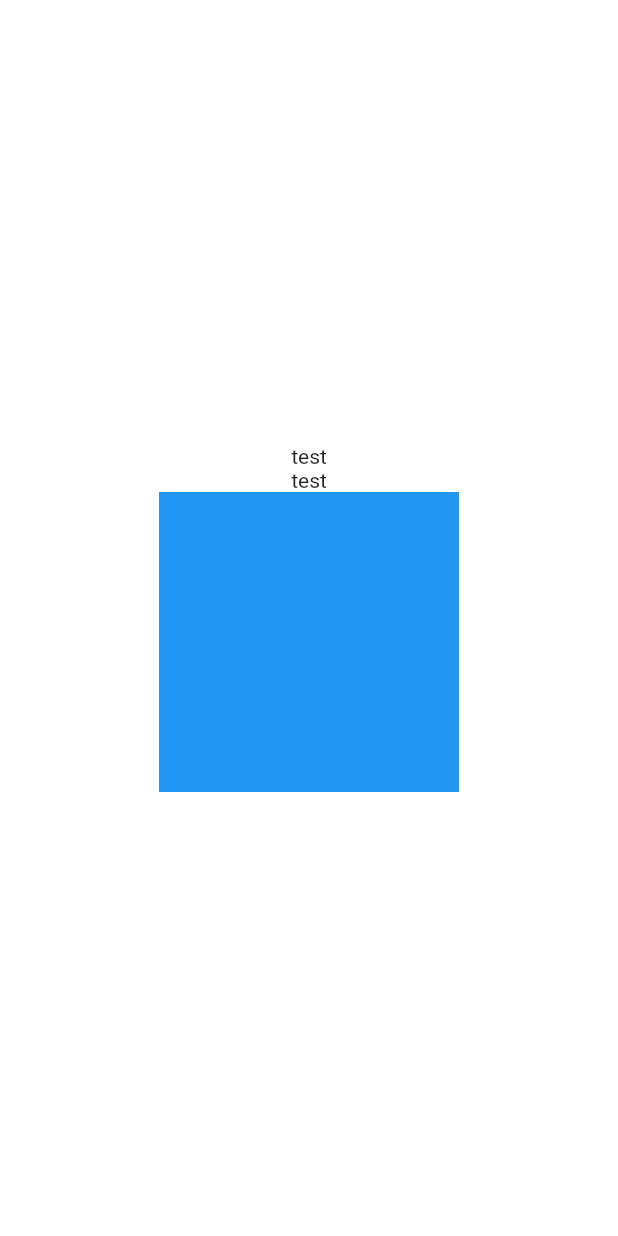
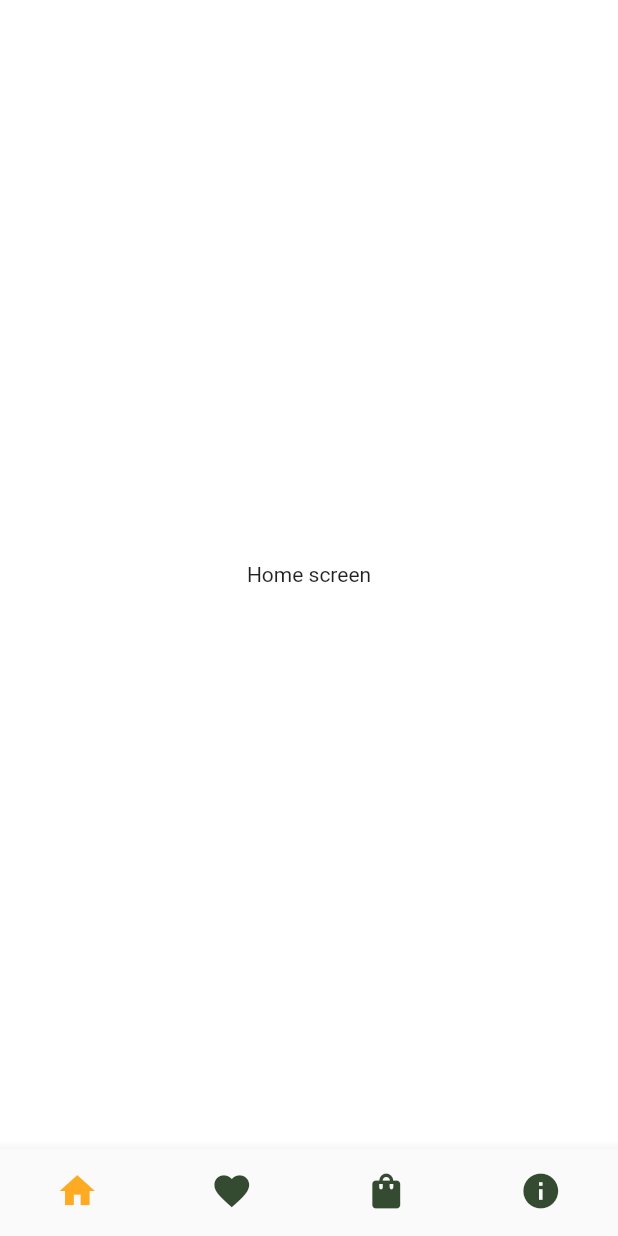
Before and after one commit to shamrn/tea-coffee-shop-mobile, a Flutter app: the screen it shows after launch, on a phone screen of 412 x 824 dp. Run offline on Flutter 3.47's test engine with Material 2 defaults, Android fonts, the phone set to English and light mode, and no system bars; our stand-ins replace bloc, equatable, flutter_bloc; Roboto replaces fonts that are missing (fonts/YanoneKaffeesatz-Regular.ttf).

Commit message:
Implemented bottom navigation bar

```diff
--- /dev/null
+++ b/lib/bloc/bottom_bar/bottom_bar_cubit.dart
@@ -0,0 +1,24 @@
+import 'package:bloc/bloc.dart';
+import 'package:tea_coffee_shop/bloc/bottom_bar/bottom_bar_state.dart';
+import 'package:tea_coffee_shop/navigators/bottom_bar_navigator.dart';
+
+class BottomBarCubit extends Cubit<BottomBarState> {
+  BottomBarCubit() : super(const BottomBarState(BottomBarItems.home, 0));
+
+  void getBottomBarItem(BottomBarItems item) {
+    switch (item) {
+      case BottomBarItems.home:
+        emit(const BottomBarState(BottomBarItems.home, 0));
+        break;
+      case BottomBarItems.favorite:
+        // TODO: Handle this case.
+        break;
+      case BottomBarItems.cart:
+        // TODO: Handle this case.
+        break;
+      case BottomBarItems.info:
+        // TODO: Handle this case.
+        break;
+    }
+  }
+}
--- /dev/null
+++ b/lib/bloc/bottom_bar/bottom_bar_state.dart
@@ -0,0 +1,12 @@
+import 'package:equatable/equatable.dart';
+import 'package:tea_coffee_shop/navigators/bottom_bar_navigator.dart';
+
+class BottomBarState extends Equatable {
+  final BottomBarItems item;
+  final int index;
+
+  const BottomBarState(this.item, this.index);
+
+  @override
+  List<Object> get props => [item, index];
+}
--- a/lib/main.dart
+++ b/lib/main.dart
@@ -1,6 +1,8 @@
 import 'package:flutter/material.dart';
+import 'package:flutter_bloc/flutter_bloc.dart';
+import 'package:tea_coffee_shop/bloc/bottom_bar/bottom_bar_cubit.dart';
+import 'package:tea_coffee_shop/navigators/bottom_bar_navigator.dart';
 import 'package:tea_coffee_shop/navigators/start_load_navigator.dart';
-import 'package:tea_coffee_shop/screens/home_screen.dart';
 import 'package:tea_coffee_shop/utils/app_constants.dart';
 
 void main() => runApp(const MyApp());
@@ -10,14 +12,17 @@ class MyApp extends StatelessWidget {
 
   @override
   Widget build(BuildContext context) {
-    return MaterialApp(
+    return BlocProvider<BottomBarCubit>(
+      create: (context) => BottomBarCubit(),
+      child: MaterialApp(
         theme: ThemeData(fontFamily: Styles.yanoneKafeesatzFont),
         debugShowCheckedModeBanner: false,
         initialRoute: '/',
         routes: {
           '/': (context) => const StartLoadNavigator(),
-        '/home': (context) => const HomeScreen(),
+          '/bottom_bar_navigator': (context) => const BottomBarNavigator(),
         },
+      ),
     );
   }
 }
--- /dev/null
+++ b/lib/navigators/bottom_bar_navigator.dart
@@ -0,0 +1,77 @@
+import 'package:flutter/material.dart';
+import 'package:flutter_bloc/flutter_bloc.dart';
+import 'package:tea_coffee_shop/bloc/bottom_bar/bottom_bar_cubit.dart';
+import 'package:tea_coffee_shop/bloc/bottom_bar/bottom_bar_state.dart';
+import 'package:tea_coffee_shop/screens/home_screen.dart';
+import 'package:tea_coffee_shop/utils/app_constants.dart';
+
+enum BottomBarItems {
+  home,
+  favorite,
+  cart,
+  info,
+}
+
+class BottomBarNavigator extends StatefulWidget {
+  const BottomBarNavigator({Key? key}) : super(key: key);
+
+  @override
+  _BottomBarNavigatorState createState() => _BottomBarNavigatorState();
+}
+
+class _BottomBarNavigatorState extends State<BottomBarNavigator> {
+  static final List<Widget> bottomBarScreens = [
+    const HomeScreen(),
+  ];
+
+  @override
+  Widget build(BuildContext context) {
+    return Scaffold(bottomNavigationBar:
+        BlocBuilder<BottomBarCubit, BottomBarState>(
+      builder: (context, state) {
+        return BottomNavigationBar(
+          currentIndex: state.index,
+          showUnselectedLabels: false,
+          showSelectedLabels: false,
+          selectedItemColor: Styles.primaryOrangeColor,
+          unselectedItemColor: Styles.primaryGreenColor,
+          iconSize: 28,
+          type: BottomNavigationBarType.fixed,
+          items: const [
+            BottomNavigationBarItem(
+              icon: Icon(
+                Icons.home_sharp,
+              ),
+              label: 'Home',
+            ),
+            BottomNavigationBarItem(
+              icon: Icon(
+                Icons.favorite,
+              ),
+              label: 'Favorite',
+            ),
+            BottomNavigationBarItem(
+              icon: Icon(
+                Icons.shopping_bag,
+              ),
+              label: 'Cart',
+            ),
+            BottomNavigationBarItem(
+              icon: Icon(
+                Icons.info,
+              ),
+              label: 'Info',
+            ),
+          ],
+          onTap: (index) {
+            BlocProvider.of<BottomBarCubit>(context)
+                .getBottomBarItem(BottomBarItems.values[index]);
+          },
+        );
+      },
+    ), body:
+        BlocBuilder<BottomBarCubit, BottomBarState>(builder: (context, state) {
+      return bottomBarScreens[state.index];
+    }));
+  }
+}
--- a/lib/navigators/start_load_navigator.dart
+++ b/lib/navigators/start_load_navigator.dart
@@ -21,7 +21,7 @@ class StartLoadNavigator extends StatelessWidget {
             if (state is StartLoadLoadedState) {
               SchedulerBinding.instance.addPostFrameCallback((_) {
                 Navigator.of(context).pushNamedAndRemoveUntil(
-                    '/home', (Route<dynamic> route) => false);
+                    '/bottom_bar_navigator', (Route<dynamic> route) => false);
               });
             }
             if (state is StartLoadErrorState) {
--- a/lib/screens/home_screen.dart
+++ b/lib/screens/home_screen.dart
@@ -5,23 +5,10 @@ class HomeScreen extends StatelessWidget {
 
   @override
   Widget build(BuildContext context) {
-    return Scaffold(
+    return const Scaffold(
       backgroundColor: Colors.white,
       body: Center(
-        child: Column(
-          mainAxisAlignment: MainAxisAlignment.center,
-          children: [
-            Text(
-              'test',
-            ),
-            Text('test'),
-            Container(
-              height: 200,
-              width: 200,
-              color: Colors.blue,
-            )
-          ],
-        ),
+        child: Text('Home screen'),
       ),
     );
   }
--- a/pubspec.yaml
+++ b/pubspec.yaml
@@ -38,6 +38,10 @@ dependencies:
   # Flutter Widgets that make it easy to implement the BLoC (Business Logic Component)
   # design pattern. Built to be used with the bloc state management package.
   flutter_bloc: ^8.1.1
+
+  # A Dart package that helps to implement value based equality
+  # without needing to explicitly override == and hashCode.
+  equatable: ^2.0.5
 
 
 dev_dependencies:
```
Lines whose indentation alone changed are shown as unchanged.
